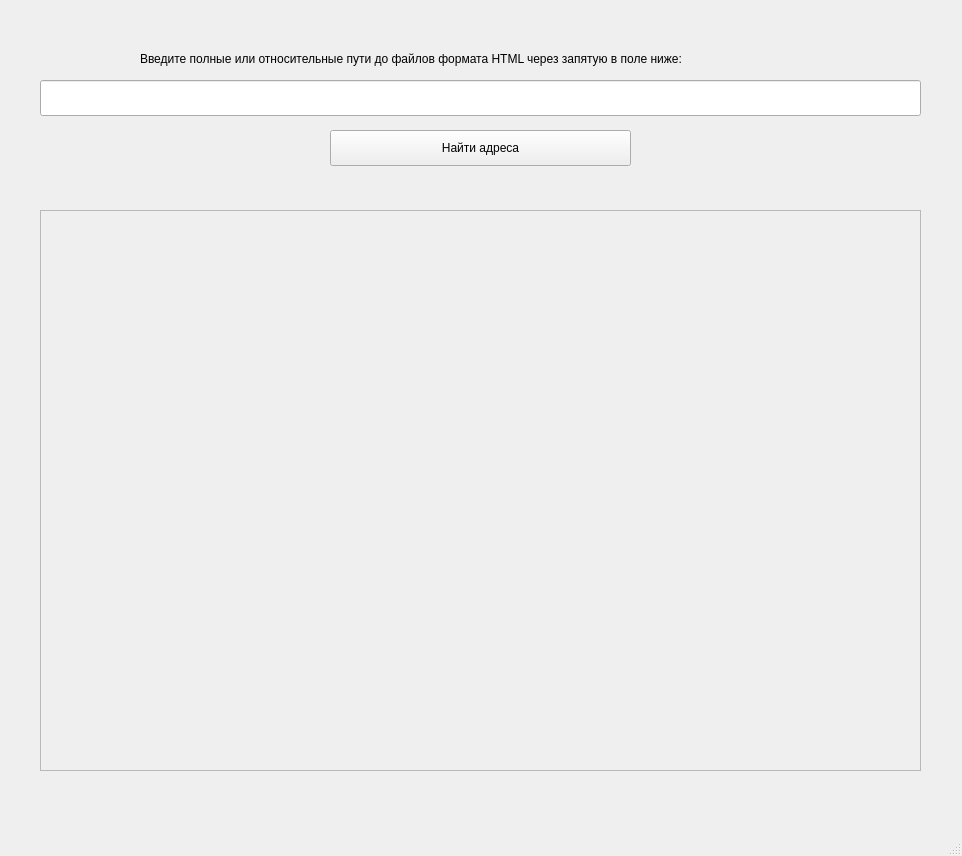
Above: task_4/URLFinder/mainwindow.ui from Dmitriy-M1319/cplusplus_homework before the change. Below: the same form after it.
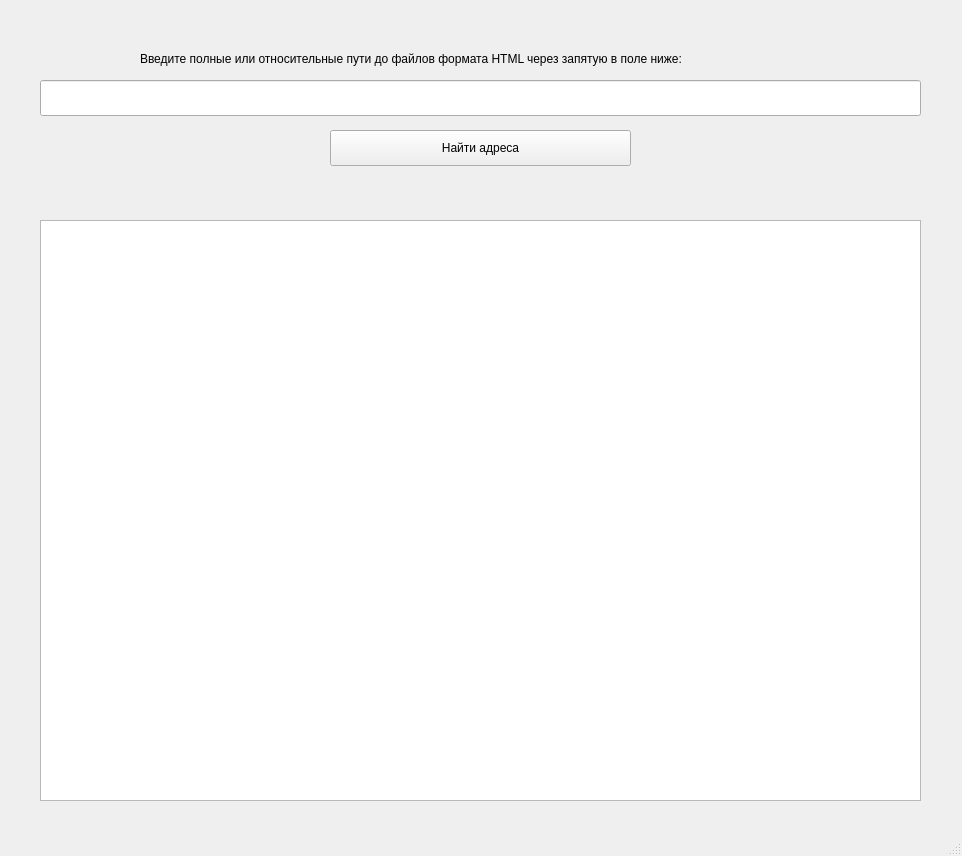
That is the form after the change.

```diff
--- a/task_4/URLFinder/mainwindow.ui
+++ b/task_4/URLFinder/mainwindow.ui
@@ -37,32 +37,6 @@
      <string>&lt;html&gt;&lt;head/&gt;&lt;body&gt;&lt;p&gt;Введите полные или относительные пути до файлов формата HTML через запятую в поле ниже:&lt;/p&gt;&lt;/body&gt;&lt;/html&gt;</string>
     </property>
    </widget>
-   <widget class="QScrollArea" name="urlsScrollArea">
-    <property name="geometry">
-     <rect>
-      <x>40</x>
-      <y>210</y>
-      <width>881</width>
-      <height>561</height>
-     </rect>
-    </property>
-    <property name="mouseTracking">
-     <bool>false</bool>
-    </property>
-    <property name="widgetResizable">
-     <bool>true</bool>
-    </property>
-    <widget class="QWidget" name="scrollAreaWidgetContents">
-     <property name="geometry">
-      <rect>
-       <x>0</x>
-       <y>0</y>
-       <width>877</width>
-       <height>557</height>
-      </rect>
-     </property>
-    </widget>
-   </widget>
    <widget class="QLabel" name="urlFindLabel">
     <property name="geometry">
      <rect>
@@ -92,6 +66,16 @@
      <string>Найти адреса</string>
     </property>
    </widget>
+   <widget class="QListWidget" name="urlListWidget">
+    <property name="geometry">
+     <rect>
+      <x>40</x>
+      <y>220</y>
+      <width>881</width>
+      <height>581</height>
+     </rect>
+    </property>
+   </widget>
   </widget>
   <widget class="QMenuBar" name="menubar">
    <property name="geometry">
```
Left out of the diff: 2 changed lines with no effect on the pictures.
